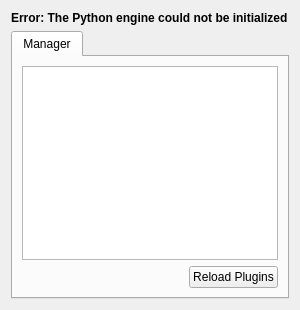
Before: the Qt Designer form krita/plugins/extensions/pyqt/src/manager.ui in KDE/calligra, drawn with Qt 5.
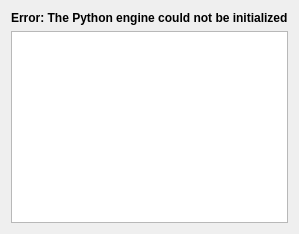
After: the same form once the commit is applied. Icons and pictures are not drawn. Custom widgets are drawn as their Qt base class.

Commit message:
Add a hello world pyqt plugin and load it in the plugin engine
All code comes from Kate's pate modules! I just adapted it to Krita
a bit. Next -- run the plugin, then make it possible for the plugin to
access objects in Krita.

What changed in the file:
```diff
--- a/krita/plugins/extensions/pyqt/src/manager.ui
+++ b/krita/plugins/extensions/pyqt/src/manager.ui
@@ -17,13 +17,6 @@
     </widget>
    </item>
    <item>
-    <widget class="KTabWidget" name="tabWidget">
-     <widget class="QWidget" name="manageTab">
-      <attribute name="title">
-       <string>Manager</string>
-      </attribute>
-      <layout class="QVBoxLayout" name="verticalLayout_2">
-       <item>
         <widget class="QTreeView" name="pluginsList">
          <property name="selectionMode">
           <enum>QAbstractItemView::SingleSelection</enum>
@@ -38,7 +31,7 @@
           <bool>false</bool>
          </property>
          <property name="sortingEnabled">
-          <bool>true</bool>
+      <bool>false</bool>
          </property>
          <property name="expandsOnDoubleClick">
           <bool>false</bool>
@@ -48,57 +41,8 @@
          </attribute>
         </widget>
        </item>
-       <item>
-        <layout class="QHBoxLayout" name="horizontalLayout">
-         <item>
-          <spacer name="horizontalSpacer">
-           <property name="orientation">
-            <enum>Qt::Horizontal</enum>
-           </property>
-           <property name="sizeHint" stdset="0">
-            <size>
-             <width>40</width>
-             <height>20</height>
-            </size>
-           </property>
-          </spacer>
-         </item>
-         <item>
-          <widget class="KPushButton" name="reload">
-           <property name="toolTip">
-            <string>&lt;html&gt;&lt;head/&gt;&lt;body&gt;&lt;p&gt;&lt;span style=&quot; font-weight:600;&quot;&gt;Caution:&lt;/span&gt; Reloading a running plugin may have unpredictable effects. Consider saving your work before using this command.&lt;/p&gt;&lt;/body&gt;&lt;/html&gt;</string>
-           </property>
-           <property name="text">
-            <string>Reload Plugins</string>
-           </property>
-           <property name="icon">
-            <iconset theme="system-reboot">
-             <normaloff/>
-            </iconset>
-           </property>
-          </widget>
-         </item>
-        </layout>
-       </item>
-      </layout>
-     </widget>
-    </widget>
-   </item>
-  </layout>
- </widget>
- <customwidgets>
-  <customwidget>
-   <class>KPushButton</class>
-   <extends>QPushButton</extends>
-   <header>kpushbutton.h</header>
-  </customwidget>
-  <customwidget>
-   <class>KTabWidget</class>
-   <extends>QTabWidget</extends>
-   <header>ktabwidget.h</header>
-   <container>1</container>
-  </customwidget>
- </customwidgets>
+  </layout>
+ </widget>
  <resources/>
  <connections/>
 </ui>
```
Lines whose indentation alone changed are shown as unchanged. The commit also changes 15 other files.
